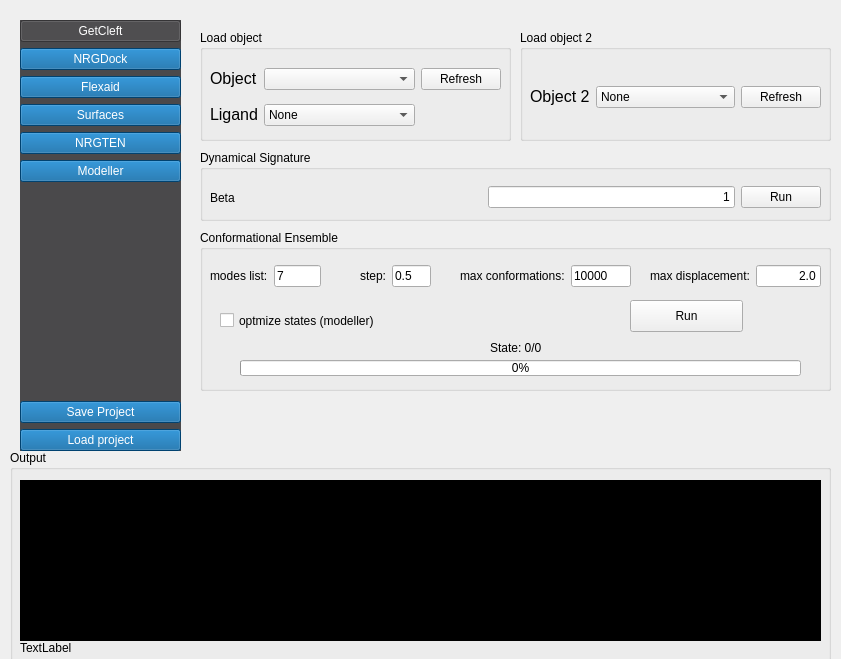
The window that nrgdock_widget.ui (ThomasDesc/NRG_plugin) describes before a commit, drawn with Qt 5.
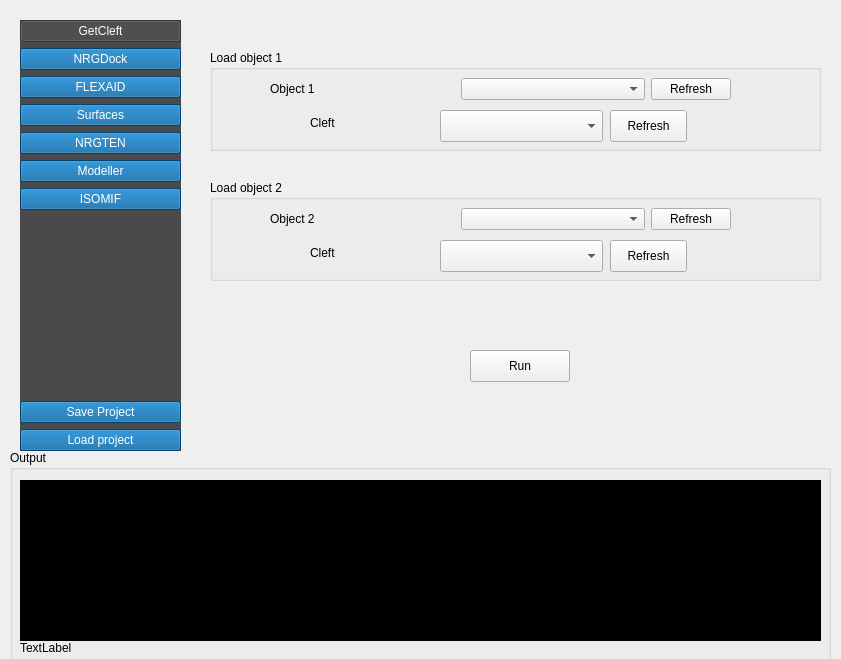
The same window after the commit.

Patch:
```diff
--- a/nrgdock_widget.ui
+++ b/nrgdock_widget.ui
@@ -77,7 +77,7 @@
     <item>
      <widget class="QPushButton" name="button_flexaid">
       <property name="text">
-       <string>Flexaid</string>
+       <string>FLEXAID</string>
       </property>
       <property name="checkable">
        <bool>true</bool>
@@ -129,6 +129,19 @@
       </property>
      </widget>
     </item>
+    <item>
+     <widget class="QPushButton" name="button_modeller_2">
+      <property name="text">
+       <string>ISOMIF</string>
+      </property>
+      <property name="checkable">
+       <bool>true</bool>
+      </property>
+      <property name="autoExclusive">
+       <bool>true</bool>
+      </property>
+     </widget>
+    </item>
     <item>
      <spacer name="verticalSpacer">
       <property name="orientation">
@@ -213,14 +226,14 @@
   <widget class="QStackedWidget" name="stackedWidget">
    <property name="geometry">
     <rect>
-     <x>190</x>
+     <x>180</x>
      <y>20</y>
      <width>651</width>
      <height>441</height>
     </rect>
    </property>
    <property name="currentIndex">
-    <number>3</number>
+    <number>6</number>
    </property>
    <widget class="QWidget" name="getcleft_page">
     <widget class="QTabWidget" name="getcleft_tab_widget">
@@ -2928,6 +2941,227 @@
      </widget>
     </widget>
    </widget>
+   <widget class="QWidget" name="ISOMIF_page">
+    <widget class="QGroupBox" name="groupBox_27">
+     <property name="geometry">
+      <rect>
+       <x>30</x>
+       <y>30</y>
+       <width>611</width>
+       <height>101</height>
+      </rect>
+     </property>
+     <property name="title">
+      <string>Load object 1</string>
+     </property>
+     <widget class="QWidget" name="layoutWidget_11">
+      <property name="geometry">
+       <rect>
+        <x>60</x>
+        <y>20</y>
+        <width>461</width>
+        <height>38</height>
+       </rect>
+      </property>
+      <layout class="QHBoxLayout" name="horizontalLayout_22">
+       <item>
+        <widget class="QLabel" name="label_55">
+         <property name="text">
+          <string>&lt;html&gt;&lt;head/&gt;&lt;body&gt;&lt;p&gt;Object 1&lt;/p&gt;&lt;/body&gt;&lt;/html&gt;</string>
+         </property>
+        </widget>
+       </item>
+       <item>
+        <widget class="QComboBox" name="ISOMIF_select_target">
+         <property name="sizePolicy">
+          <sizepolicy hsizetype="Minimum" vsizetype="Fixed">
+           <horstretch>0</horstretch>
+           <verstretch>0</verstretch>
+          </sizepolicy>
+         </property>
+        </widget>
+       </item>
+       <item>
+        <widget class="QPushButton" name="ISOMIF_select_target_2">
+         <property name="sizePolicy">
+          <sizepolicy hsizetype="Maximum" vsizetype="Fixed">
+           <horstretch>0</horstretch>
+           <verstretch>0</verstretch>
+          </sizepolicy>
+         </property>
+         <property name="text">
+          <string>Refresh</string>
+         </property>
+        </widget>
+       </item>
+      </layout>
+     </widget>
+     <widget class="QLabel" name="label_63">
+      <property name="geometry">
+       <rect>
+        <x>100</x>
+        <y>60</y>
+        <width>120</width>
+        <height>26</height>
+       </rect>
+      </property>
+      <property name="text">
+       <string>&lt;html&gt;&lt;head/&gt;&lt;body&gt;&lt;p&gt;Cleft&lt;/p&gt;&lt;/body&gt;&lt;/html&gt;</string>
+      </property>
+     </widget>
+     <widget class="QComboBox" name="ISOMIF_select_cleft">
+      <property name="geometry">
+       <rect>
+        <x>230</x>
+        <y>60</y>
+        <width>163</width>
+        <height>32</height>
+       </rect>
+      </property>
+      <property name="sizePolicy">
+       <sizepolicy hsizetype="Minimum" vsizetype="Fixed">
+        <horstretch>0</horstretch>
+        <verstretch>0</verstretch>
+       </sizepolicy>
+      </property>
+     </widget>
+     <widget class="QPushButton" name="ISOMIF_select_cleft_2">
+      <property name="geometry">
+       <rect>
+        <x>400</x>
+        <y>60</y>
+        <width>77</width>
+        <height>32</height>
+       </rect>
+      </property>
+      <property name="sizePolicy">
+       <sizepolicy hsizetype="Maximum" vsizetype="Fixed">
+        <horstretch>0</horstretch>
+        <verstretch>0</verstretch>
+       </sizepolicy>
+      </property>
+      <property name="text">
+       <string>Refresh</string>
+      </property>
+     </widget>
+    </widget>
+    <widget class="QGroupBox" name="groupBox_28">
+     <property name="geometry">
+      <rect>
+       <x>30</x>
+       <y>160</y>
+       <width>611</width>
+       <height>101</height>
+      </rect>
+     </property>
+     <property name="title">
+      <string>Load object 2</string>
+     </property>
+     <widget class="QWidget" name="layoutWidget_13">
+      <property name="geometry">
+       <rect>
+        <x>60</x>
+        <y>20</y>
+        <width>461</width>
+        <height>38</height>
+       </rect>
+      </property>
+      <layout class="QHBoxLayout" name="horizontalLayout_24">
+       <item>
+        <widget class="QLabel" name="label_66">
+         <property name="text">
+          <string>&lt;html&gt;&lt;head/&gt;&lt;body&gt;&lt;p&gt;Object 2&lt;/p&gt;&lt;/body&gt;&lt;/html&gt;</string>
+         </property>
+        </widget>
+       </item>
+       <item>
+        <widget class="QComboBox" name="Modeller_select_target_6">
+         <property name="sizePolicy">
+          <sizepolicy hsizetype="Minimum" vsizetype="Fixed">
+           <horstretch>0</horstretch>
+           <verstretch>0</verstretch>
+          </sizepolicy>
+         </property>
+        </widget>
+       </item>
+       <item>
+        <widget class="QPushButton" name="Modeller_target_refresh_6">
+         <property name="sizePolicy">
+          <sizepolicy hsizetype="Maximum" vsizetype="Fixed">
+           <horstretch>0</horstretch>
+           <verstretch>0</verstretch>
+          </sizepolicy>
+         </property>
+         <property name="text">
+          <string>Refresh</string>
+         </property>
+        </widget>
+       </item>
+      </layout>
+     </widget>
+     <widget class="QLabel" name="label_67">
+      <property name="geometry">
+       <rect>
+        <x>100</x>
+        <y>60</y>
+        <width>120</width>
+        <height>26</height>
+       </rect>
+      </property>
+      <property name="text">
+       <string>&lt;html&gt;&lt;head/&gt;&lt;body&gt;&lt;p&gt;Cleft&lt;/p&gt;&lt;/body&gt;&lt;/html&gt;</string>
+      </property>
+     </widget>
+     <widget class="QComboBox" name="Modeller_select_target_7">
+      <property name="geometry">
+       <rect>
+        <x>230</x>
+        <y>60</y>
+        <width>163</width>
+        <height>32</height>
+       </rect>
+      </property>
+      <property name="sizePolicy">
+       <sizepolicy hsizetype="Minimum" vsizetype="Fixed">
+        <horstretch>0</horstretch>
+        <verstretch>0</verstretch>
+       </sizepolicy>
+      </property>
+     </widget>
+     <widget class="QPushButton" name="Modeller_target_refresh_7">
+      <property name="geometry">
+       <rect>
+        <x>400</x>
+        <y>60</y>
+        <width>77</width>
+        <height>32</height>
+       </rect>
+      </property>
+      <property name="sizePolicy">
+       <sizepolicy hsizetype="Maximum" vsizetype="Fixed">
+        <horstretch>0</horstretch>
+        <verstretch>0</verstretch>
+       </sizepolicy>
+      </property>
+      <property name="text">
+       <string>Refresh</string>
+      </property>
+     </widget>
+    </widget>
+    <widget class="QPushButton" name="Modeller_pushButton_2">
+     <property name="geometry">
+      <rect>
+       <x>290</x>
+       <y>330</y>
+       <width>100</width>
+       <height>32</height>
+      </rect>
+     </property>
+     <property name="text">
+      <string>Run</string>
+     </property>
+    </widget>
+   </widget>
   </widget>
  </widget>
  <resources/>
```
